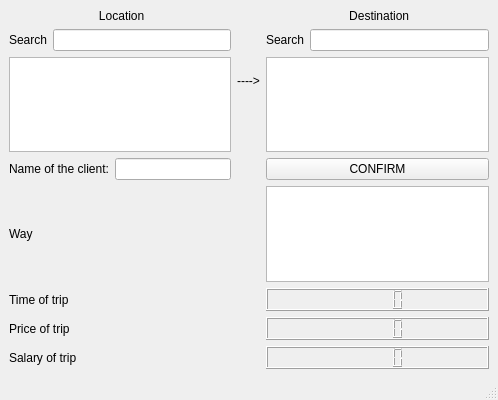
First picture: the form in mainwindow.ui, repository CoolManXD/TaxiPark-CourseWorkOOP-QT, before the edit.
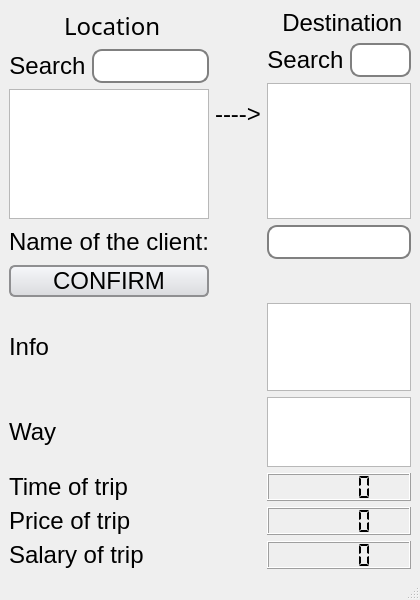
Second picture: the form after the edit. Icons and pictures are not drawn.

Patch:
```diff
--- a/mainwindow.ui
+++ b/mainwindow.ui
@@ -6,115 +6,116 @@
    <rect>
     <x>0</x>
     <y>0</y>
-    <width>498</width>
-    <height>400</height>
+    <width>420</width>
+    <height>600</height>
    </rect>
   </property>
   <property name="minimumSize">
    <size>
-    <width>300</width>
-    <height>400</height>
+    <width>420</width>
+    <height>600</height>
    </size>
   </property>
   <property name="maximumSize">
    <size>
-    <width>700</width>
-    <height>800</height>
+    <width>720</width>
+    <height>900</height>
    </size>
   </property>
+  <property name="font">
+   <font>
+    <family>MS Shell Dlg 2</family>
+    <weight>50</weight>
+    <bold>false</bold>
+   </font>
+  </property>
   <property name="windowTitle">
-   <string>MainWindow</string>
+   <string>TaxiPark</string>
+  </property>
+  <property name="windowIcon">
+   <iconset resource="Resources.qrc">
+    <normaloff>:/data/dataBase/iconTaxiPark.png</normaloff>:/data/dataBase/iconTaxiPark.png</iconset>
+  </property>
+  <property name="styleSheet">
+   <string notr="true">QLineEdit {
+    border: 2px solid gray;
+    border-radius: 10px;
+    padding: 0 8px;
+    background: white;
+    selection-background-color: darkgray;
+}
+
+QPushButton {
+    border: 2px solid #8f8f91;
+    border-radius: 6px;
+    background-color: qlineargradient(x1: 0, y1: 0, x2: 0, y2: 1, stop: 0 #f6f7fa, stop: 1 #dadbde);
+    min-width: 80px;
+}
+QPushButton:pressed {
+    background-color: qlineargradient(x1: 0, y1: 0, x2: 0, y2: 1,
+                                      stop: 0 #dadbde, stop: 1 #f6f7fa);
+}
+QPushButton:flat {
+    border: none; /* no border for a flat push button */
+}
+QPushButton:default {
+    border-color: navy; /* make the default button prominent */
+}
+
+QLabel, QListWidget, QTextBrowser, QPushButton, QLineEdit {
+	font-family: &quot;Franklin Gothic Medium Cond&quot;;
+	font-size: 24px;
+}
+
+QListWidget::item:selected {
+	background-color: #5555FF;
+}</string>
   </property>
   <widget class="QWidget" name="centralwidget">
    <layout class="QGridLayout" name="gridLayout">
-    <item row="2" column="0">
-     <widget class="QLabel" name="labelWay">
+    <item row="7" column="0">
+     <widget class="QLabel" name="labelSalary">
       <property name="text">
-       <string>Way</string>
+       <string>Salary of trip</string>
       </property>
      </widget>
     </item>
-    <item row="0" column="2">
-     <layout class="QVBoxLayout" name="verticalLayout_2">
-      <item>
-       <widget class="QLabel" name="labelNameD">
-        <property name="text">
-         <string> Destination</string>
-        </property>
-        <property name="alignment">
-         <set>Qt::AlignCenter</set>
-        </property>
-       </widget>
-      </item>
-      <item>
-       <layout class="QHBoxLayout" name="horizontalLayout_2">
-        <item>
-         <widget class="QLabel" name="labelSearchD">
-          <property name="text">
-           <string>Search</string>
-          </property>
-          <property name="alignment">
-           <set>Qt::AlignCenter</set>
-          </property>
-         </widget>
-        </item>
-        <item>
-         <widget class="QLineEdit" name="editSearchD"/>
-        </item>
-       </layout>
-      </item>
-      <item>
-       <widget class="QListWidget" name="listD">
-        <property name="cursor" stdset="0">
-         <cursorShape>PointingHandCursor</cursorShape>
-        </property>
-       </widget>
-      </item>
-     </layout>
-    </item>
-    <item row="3" column="2">
-     <widget class="QLCDNumber" name="valueTimeWay"/>
-    </item>
-    <item row="4" column="0">
+    <item row="6" column="0">
      <widget class="QLabel" name="labelPrice">
       <property name="text">
        <string>Price of trip</string>
       </property>
      </widget>
     </item>
-    <item row="1" column="0">
-     <layout class="QHBoxLayout" name="horizontalLayout_3">
-      <item>
-       <widget class="QLabel" name="labelNameClient">
-        <property name="text">
-         <string>Name of the client:</string>
-        </property>
-       </widget>
-      </item>
-      <item>
-       <widget class="QLineEdit" name="editNameClient"/>
-      </item>
-     </layout>
-    </item>
-    <item row="4" column="2">
-     <widget class="QLCDNumber" name="valuePrice"/>
-    </item>
-    <item row="1" column="2">
-     <widget class="QPushButton" name="confirmButton">
-      <property name="text">
-       <string>CONFIRM</string>
-      </property>
-     </widget>
-    </item>
-    <item row="3" column="0">
+    <item row="5" column="0">
      <widget class="QLabel" name="labelTimeWay">
       <property name="text">
        <string>Time of trip</string>
       </property>
      </widget>
     </item>
-    <item row="2" column="2">
-     <widget class="QTextBrowser" name="textWay"/>
+    <item row="4" column="0">
+     <widget class="QLabel" name="labelWay">
+      <property name="maximumSize">
+       <size>
+        <width>16777215</width>
+        <height>85</height>
+       </size>
+      </property>
+      <property name="text">
+       <string>Way</string>
+      </property>
+     </widget>
+    </item>
+    <item row="4" column="2">
+     <widget class="QTextBrowser" name="textWay">
+      <property name="maximumSize">
+       <size>
+        <width>16777215</width>
+        <height>85</height>
+       </size>
+      </property>
+     </widget>
     </item>
     <item row="0" column="1">
      <widget class="QLabel" name="arrow">
@@ -129,10 +130,76 @@
       </property>
      </widget>
     </item>
+    <item row="7" column="2">
+     <widget class="QLCDNumber" name="valueSalary">
+      <property name="segmentStyle">
+       <enum>QLCDNumber::Flat</enum>
+      </property>
+     </widget>
+    </item>
+    <item row="1" column="2">
+     <widget class="QLineEdit" name="editNameClient"/>
+    </item>
+    <item row="0" column="2">
+     <layout class="QVBoxLayout" name="verticalLayout_2">
+      <item>
+       <widget class="QLabel" name="labelNameD">
+        <property name="styleSheet">
+         <string notr="true"/>
+        </property>
+        <property name="text">
+         <string> Destination</string>
+        </property>
+        <property name="textFormat">
+         <enum>Qt::AutoText</enum>
+        </property>
+        <property name="alignment">
+         <set>Qt::AlignCenter</set>
+        </property>
+       </widget>
+      </item>
+      <item>
+       <layout class="QHBoxLayout" name="horizontalLayout_2">
+        <item>
+         <widget class="QLabel" name="labelSearchD">
+          <property name="text">
+           <string>Search</string>
+          </property>
+          <property name="alignment">
+           <set>Qt::AlignCenter</set>
+          </property>
+         </widget>
+        </item>
+        <item>
+         <widget class="QLineEdit" name="editSearchD">
+          <property name="styleSheet">
+           <string notr="true"/>
+          </property>
+         </widget>
+        </item>
+       </layout>
+      </item>
+      <item>
+       <widget class="QListWidget" name="listD">
+        <property name="cursor" stdset="0">
+         <cursorShape>PointingHandCursor</cursorShape>
+        </property>
+       </widget>
+      </item>
+     </layout>
+    </item>
     <item row="0" column="0">
      <layout class="QVBoxLayout" name="verticalLayout">
       <item>
        <widget class="QLabel" name="labelNameL">
+        <property name="font">
+         <font>
+          <family>Franklin Gothic Medium Cond</family>
+          <pointsize>-1</pointsize>
+          <weight>50</weight>
+          <bold>false</bold>
+         </font>
+        </property>
         <property name="text">
          <string> Location</string>
         </property>
@@ -158,12 +225,21 @@
           <property name="enabled">
            <bool>true</bool>
           </property>
+          <property name="styleSheet">
+           <string notr="true"/>
+          </property>
          </widget>
         </item>
        </layout>
       </item>
       <item>
        <widget class="QListWidget" name="listL">
+        <property name="font">
+         <font>
+          <family>Franklin Gothic Medium Cond</family>
+          <pointsize>-1</pointsize>
+         </font>
+        </property>
         <property name="cursor" stdset="0">
          <cursorShape>PointingHandCursor</cursorShape>
         </property>
@@ -171,15 +247,66 @@
       </item>
      </layout>
     </item>
-    <item row="5" column="0">
-     <widget class="QLabel" name="labelSalary">
-      <property name="text">
-       <string>Salary of trip</string>
+    <item row="3" column="2">
+     <widget class="QTextBrowser" name="textInfo">
+      <property name="maximumSize">
+       <size>
+        <width>16777215</width>
+        <height>150</height>
+       </size>
       </property>
      </widget>
     </item>
     <item row="5" column="2">
-     <widget class="QLCDNumber" name="valueSalary"/>
+     <widget class="QLCDNumber" name="valueTimeWay">
+      <property name="smallDecimalPoint">
+       <bool>false</bool>
+      </property>
+      <property name="digitCount">
+       <number>5</number>
+      </property>
+      <property name="segmentStyle">
+       <enum>QLCDNumber::Flat</enum>
+      </property>
+     </widget>
+    </item>
+    <item row="6" column="2">
+     <widget class="QLCDNumber" name="valuePrice">
+      <property name="segmentStyle">
+       <enum>QLCDNumber::Flat</enum>
+      </property>
+     </widget>
+    </item>
+    <item row="1" column="0">
+     <layout class="QHBoxLayout" name="horizontalLayout_3">
+      <item>
+       <widget class="QLabel" name="labelNameClient">
+        <property name="text">
+         <string>Name of the client:</string>
+        </property>
+       </widget>
+      </item>
+     </layout>
+    </item>
+    <item row="3" column="0">
+     <widget class="QLabel" name="labelnfo">
+      <property name="text">
+       <string>Info</string>
+      </property>
+     </widget>
+    </item>
+    <item row="2" column="0">
+     <widget class="QPushButton" name="confirmButton">
+      <property name="cursor">
+       <cursorShape>PointingHandCursor</cursorShape>
+      </property>
+      <property name="styleSheet">
+       <string notr="true"/>
+      </property>
+      <property name="text">
+       <string>CONFIRM</string>
+      </property>
+     </widget>
     </item>
    </layout>
   </widget>
```
Left out of the diff: 6 changed lines with no effect on the pictures.
